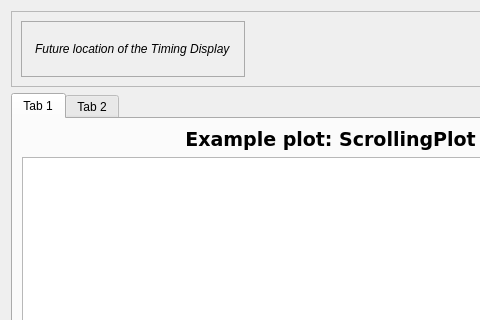
The window that be_bi_application_frame/resources/application_frame.ui (jfpatrick/sy-bi-comrad-template) describes before a commit, drawn with Qt 5; both pictures show x 0 to 480 and y 0 to 320 of the 661 by 865 pixel window.
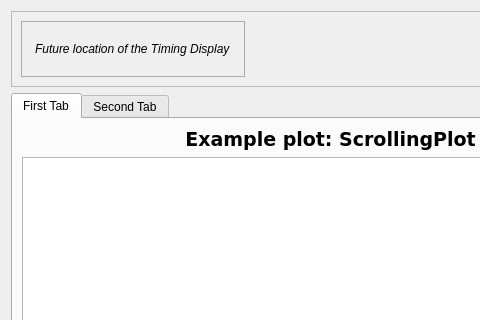
The same window after the commit. Custom widgets are drawn as their Qt base class.

Commit message: Temporarily fix failing test

What changed in the file:
```diff
--- a/be_bi_application_frame/resources/application_frame.ui
+++ b/be_bi_application_frame/resources/application_frame.ui
@@ -94,7 +94,7 @@
          </property>
          <widget class="QWidget" name="first_tab">
           <attribute name="title">
-           <string>Tab 1</string>
+           <string>First Tab</string>
           </attribute>
           <layout class="QVBoxLayout" name="verticalLayout_2">
            <item>
@@ -153,7 +153,7 @@
          </widget>
          <widget class="QWidget" name="second_tab">
           <attribute name="title">
-           <string>Tab 2</string>
+           <string>Second Tab</string>
           </attribute>
           <layout class="QVBoxLayout" name="verticalLayout_3">
            <item>
```
The commit also changes 2 other files.
